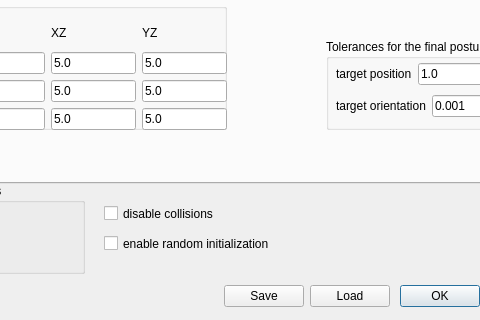
The window that ui/toldialoghump.ui (zohannn/motion_manager) describes before a commit, drawn with Qt 5; both pictures show x 396 to 876 and y 417 to 737 of the 970 by 737 pixel window.
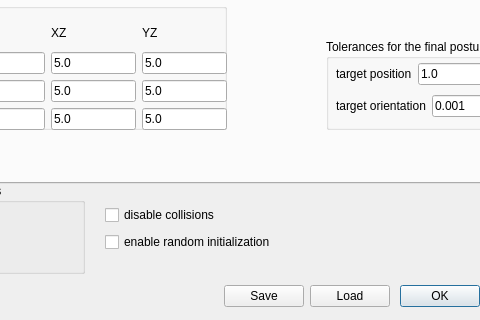
The same window after the commit.

Patch:
```diff
--- a/ui/toldialoghump.ui
+++ b/ui/toldialoghump.ui
@@ -3255,31 +3255,18 @@
     </item>
    </layout>
   </widget>
-  <widget class="QCheckBox" name="checkBox_rand_init">
+  <widget class="QWidget" name="">
    <property name="geometry">
     <rect>
-     <x>500</x>
-     <y>650</y>
-     <width>169</width>
-     <height>21</height>
+     <x>501</x>
+     <y>621</y>
+     <width>271</width>
+     <height>50</height>
     </rect>
    </property>
-   <property name="text">
-    <string>enable random initialization</string>
-   </property>
-   <property name="checked">
-    <bool>false</bool>
-   </property>
-  </widget>
+   <layout class="QVBoxLayout" name="verticalLayout_27">
+    <item>
   <widget class="QCheckBox" name="checkBox_coll">
-   <property name="geometry">
-    <rect>
-     <x>500</x>
-     <y>620</y>
-     <width>169</width>
-     <height>21</height>
-    </rect>
-   </property>
    <property name="text">
     <string>disable collisions</string>
    </property>
@@ -3287,6 +3274,20 @@
     <bool>false</bool>
    </property>
   </widget>
+    </item>
+    <item>
+     <widget class="QCheckBox" name="checkBox_rand_init">
+      <property name="text">
+       <string>enable random initialization</string>
+      </property>
+      <property name="checked">
+       <bool>false</bool>
+      </property>
+     </widget>
+    </item>
+   </layout>
+  </widget>
+  <zorder>layoutWidget</zorder>
   <zorder>layoutWidget</zorder>
   <zorder>layoutWidget_max_vel</zorder>
   <zorder>groupBox_constraints</zorder>
```
Left out of the diff: 2 changed lines with no effect on the pictures. Lines whose indentation alone changed are shown as unchanged.
